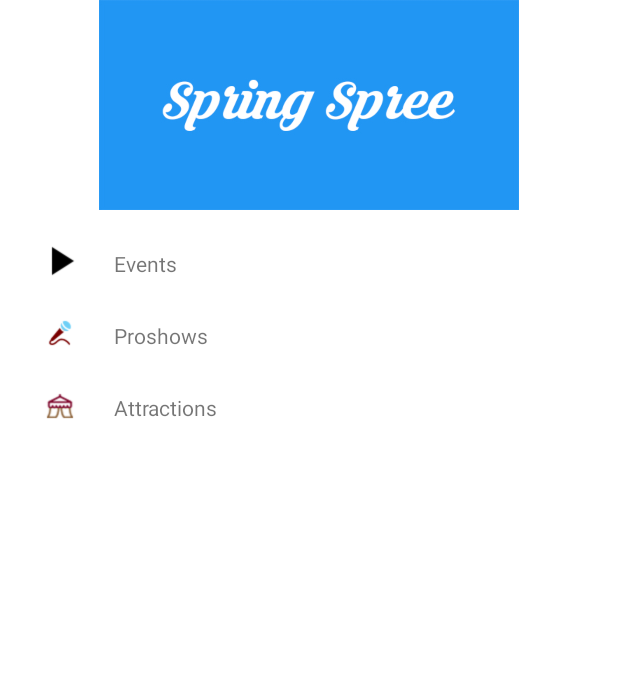
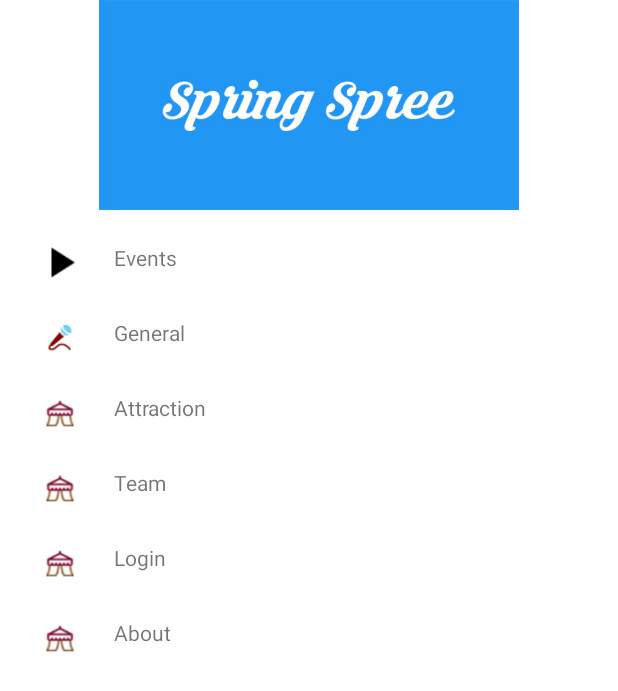
Before and after one commit to Nabagata/Spree_app, an Android app: the fragment Drawer shown on its own in the app's theme, on a phone screen of 412 x 824 dp. Shown: the top 691 px of the screen. Run offline under Robolectric (Android 15) with nearby library versions, the phone set to English and light mode, and no system bars.

Commit message:
layout base done

```diff
--- a/app/src/main/java/com/spree/spree_app/Drawer.java
+++ b/app/src/main/java/com/spree/spree_app/Drawer.java
@@ -14,6 +14,9 @@ import android.support.v7.widget.Toolbar;
 import android.view.LayoutInflater;
 import android.view.View;
 import android.view.ViewGroup;
+import android.widget.ImageView;
+import android.widget.LinearLayout;
+import android.widget.TextView;
 
 import java.util.ArrayList;
 import java.util.List;
@@ -28,10 +31,6 @@ public class Drawer extends Fragment {
 
     private ActionBarDrawerToggle mdrawertoggle;
     private static DrawerLayout mdrawerlayout;
-    private boolean mUserLearnedDrawer;
-    private boolean mFromSavedInstance;
-    private final String USER_HAS_LEARNED="user has learned";
-    private String FILE_NAME="spree_shared_file";
     private RecyclerView recyclerView;
     private View drawer_container;
     private R_ViewAdapter adapter;
@@ -54,8 +53,8 @@ public class Drawer extends Fragment {
 
     public static List<List_item> get_data(){
         List<List_item> data=new ArrayList<>();
-        int[] icons={R.drawable.event,R.drawable.pro,R.drawable.attt};
-        String[] titles={"Events","Proshows","Attractions"};
+        int[] icons={R.drawable.event,R.drawable.pro,R.drawable.attt,R.drawable.attt,R.drawable.attt,R.drawable.attt};
+        String[] titles={"Events","General","Attraction","Team","Login","About"};
         for (int i=0;i<titles.length && i<icons.length;i++){
            List_item current= new List_item();
             current.icon_id=icons[i];
--- a/app/src/main/java/com/spree/spree_app/SpreeMain.java
+++ b/app/src/main/java/com/spree/spree_app/SpreeMain.java
@@ -25,6 +25,7 @@ public class SpreeMain extends ActionBarActivity {
     private int count=0;
     public Cursor cr;
     SQLiteDatabase db=Database.create_db();
+
     @Override
     protected void onCreate(Bundle savedInstanceState) {
         super.onCreate(savedInstanceState);
@@ -40,8 +41,6 @@ public class SpreeMain extends ActionBarActivity {
 
     private void populate_grid() {
         TableLayout grid_table= (TableLayout) findViewById(R.id.grid_table);
-       // grid_table.getLayoutParams().height = 300;
-       // grid_table.requestLayout();
         cr=db.rawQuery("select distinct type from events",null);
         rows= (int) Math.ceil(cr.getCount()/ 2.0);
         Toast.makeText(getApplicationContext()," "+rows+" "+cr.getCount() , Toast.LENGTH_LONG).show();
@@ -69,7 +68,6 @@ public class SpreeMain extends ActionBarActivity {
                         direct(v,type);
                     }
                 });
-               // tableRowParams.setMargins(0,1,0,1);
                 grid_row.setLayoutParams(tableRowParams);
                 grid_row.addView(event_image);
             }
--- a/app/src/main/res/layout/fragment_drawer.xml
+++ b/app/src/main/res/layout/fragment_drawer.xml
@@ -20,11 +20,10 @@
        />
     </LinearLayout>
     <android.support.v7.widget.RecyclerView
-        android:layout_below="@id/linear_image"
+        android:layout_below="@+id/linear_image"
         android:layout_width="match_parent"
-        android:layout_height="wrap_content"
+        android:layout_height="300dp"
         android:id="@+id/r_view"
         >
     </android.support.v7.widget.RecyclerView>
-
 </RelativeLayout>
--- a/app/src/main/res/layout/list_item.xml
+++ b/app/src/main/res/layout/list_item.xml
@@ -1,10 +1,10 @@
 <?xml version="1.0" encoding="utf-8"?>
-<LinearLayout xmlns:android="http://schemas.android.com/apk/res/android"
+<RelativeLayout xmlns:android="http://schemas.android.com/apk/res/android"
     android:layout_width="match_parent"
-    android:layout_height="48dp"
+    android:layout_height="50dp"
     android:paddingTop="8dp"
     android:paddingBottom="8dp"
-    android:orientation="horizontal">
+    >
 
     <ImageView
         android:id="@+id/list_item_icon"
@@ -15,6 +15,7 @@
         android:paddingLeft="16dp"
         />
     <TextView
+        android:layout_toRightOf="@+id/list_item_icon"
         android:id="@+id/list_item_title"
         android:paddingLeft="12dp"
         android:paddingTop="4dp"
@@ -24,4 +25,10 @@
         android:layout_height="wrap_content"
         android:text="Events"
         />
-</LinearLayout>
+    <View
+        android:layout_below="@+id/list_item_icon"
+        android:id="@+id/divider"
+        android:layout_width="match_parent"
+        android:layout_height="1dp"
+        android:background="@android:color/darker_gray"/>
+</RelativeLayout>
--- a/app/src/main/res/values/strings.xml
+++ b/app/src/main/res/values/strings.xml
@@ -16,5 +16,7 @@
     <string name="title_activity_event_main">Event_main</string>
     <string name="title_activity_login">Login</string>
     <string name="title_activity_register">Register</string>
+    <string name="title_activity_team">Team</string>
+    <string name="title_activity_about">About</string>
 
 </resources>
```
Also changed, not shown: app/src/main/AndroidManifest.xml (+10 -0 lines), app/src/main/java/com/spree/spree_app/Notify.java (+45 -3 lines), app/src/main/java/com/spree/spree_app/R_ViewAdapter.java (+19 -1 lines), app/src/main/res/layout/activity_notify.xml (+7 -0 lines).
